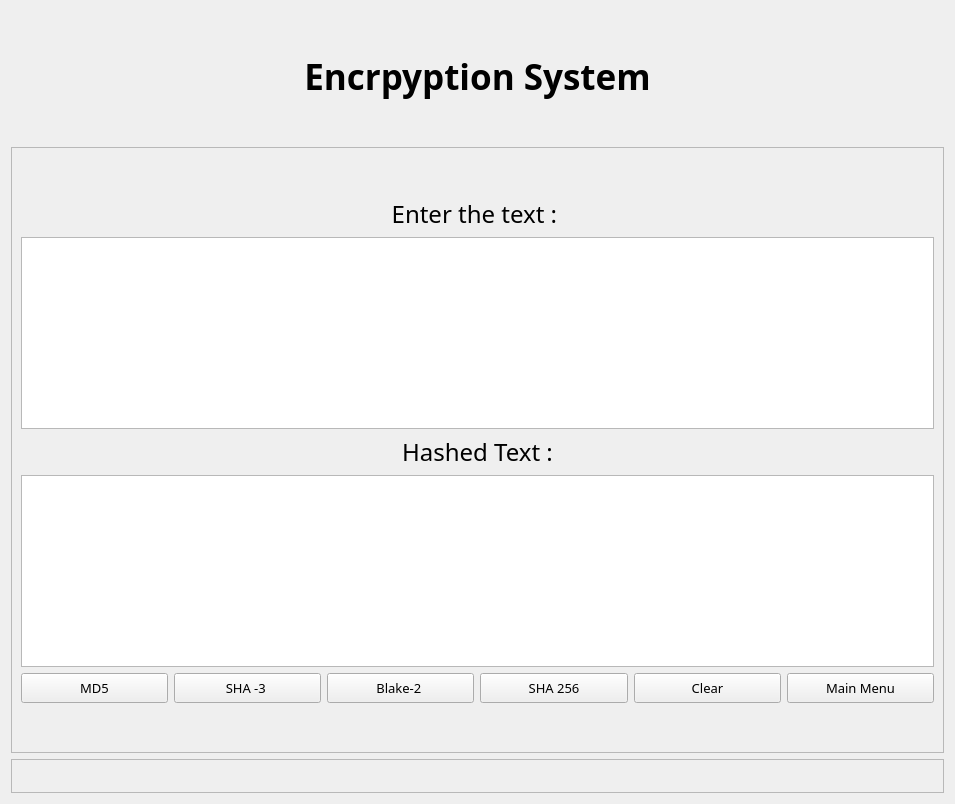
Mist54/MCAProject, file MCA_Project/PrjFiles/HashForm.ui: the form before one commit.
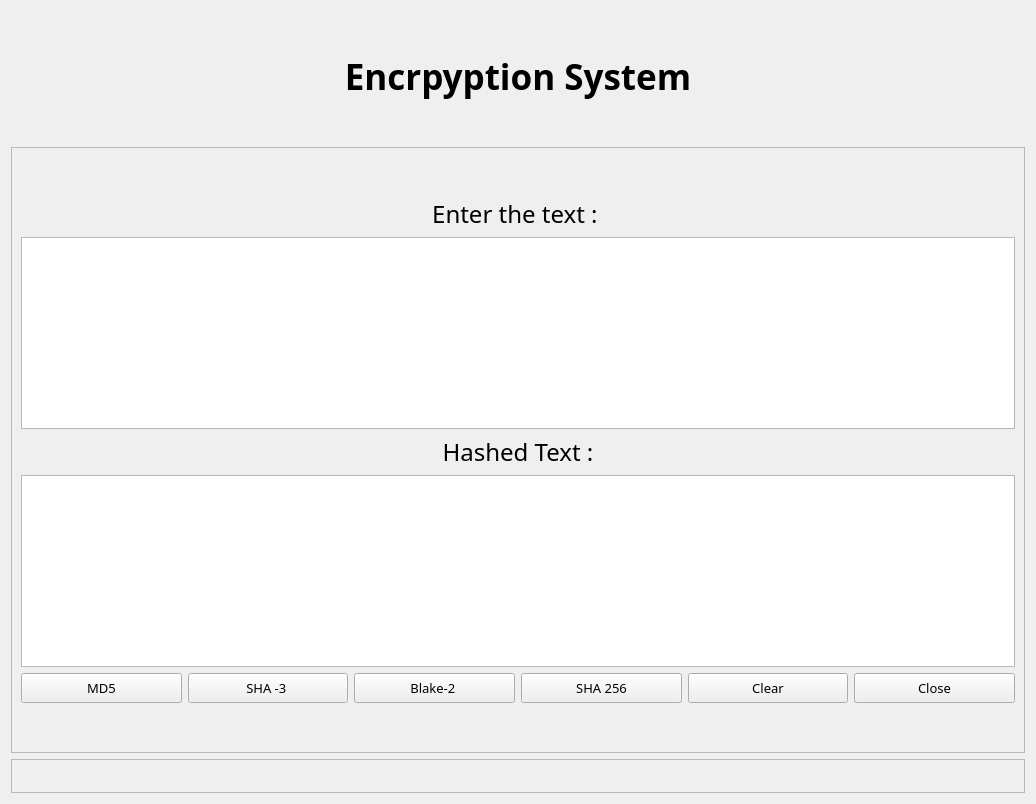
The form after the commit.

Diff of the .ui file:
```diff
--- a/MCA_Project/PrjFiles/HashForm.ui
+++ b/MCA_Project/PrjFiles/HashForm.ui
@@ -6,7 +6,7 @@
    <rect>
     <x>0</x>
     <y>0</y>
-    <width>955</width>
+    <width>1036</width>
     <height>804</height>
    </rect>
   </property>
@@ -261,7 +261,7 @@
            <cursorShape>PointingHandCursor</cursorShape>
           </property>
           <property name="text">
-           <string>Main Menu</string>
+           <string>Close</string>
           </property>
          </widget>
         </item>
```
Left out of the diff: 2 changed lines with no effect on the pictures.
